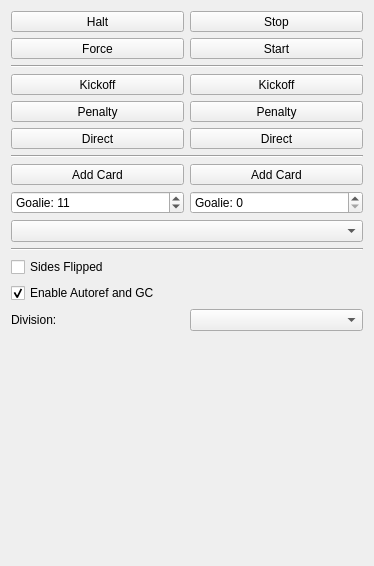
First picture: the form in src/ra/refereewidget.ui, repository robotics-erlangen/framework, before the edit.
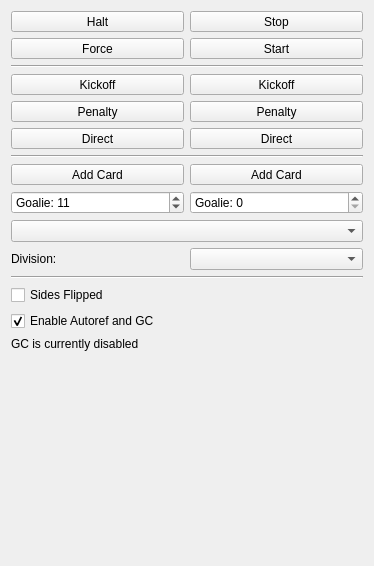
Second picture: the form after the edit. Custom widgets are drawn as their Qt base class.

Commit message: ra: add info text for the GC status

```diff
--- a/src/ra/refereewidget.ui
+++ b/src/ra/refereewidget.ui
@@ -326,6 +326,20 @@
    <item>
     <widget class="QComboBox" name="gameStage"/>
    </item>
+   <item>
+    <layout class="QHBoxLayout" name="division">
+     <item>
+      <widget class="QLabel" name="label">
+       <property name="text">
+        <string>Division:</string>
+       </property>
+      </widget>
+     </item>
+     <item>
+      <widget class="QComboBox" name="boxDivision"/>
+     </item>
+    </layout>
+   </item>
    <item>
     <widget class="Line" name="line_3">
      <property name="orientation">
@@ -352,20 +366,13 @@
        </property>
       </widget>
      </item>
-    </layout>
-   </item>
-   <item>
-    <layout class="QHBoxLayout" name="division">
      <item>
-      <widget class="QLabel" name="label">
+      <widget class="QLabel" name="gcStatusLabel">
        <property name="text">
-        <string>Division:</string>
+        <string>GC is currently disabled</string>
        </property>
       </widget>
      </item>
-     <item>
-      <widget class="QComboBox" name="boxDivision"/>
-     </item>
     </layout>
    </item>
    <item>
```
The commit also changes 5 other files.
